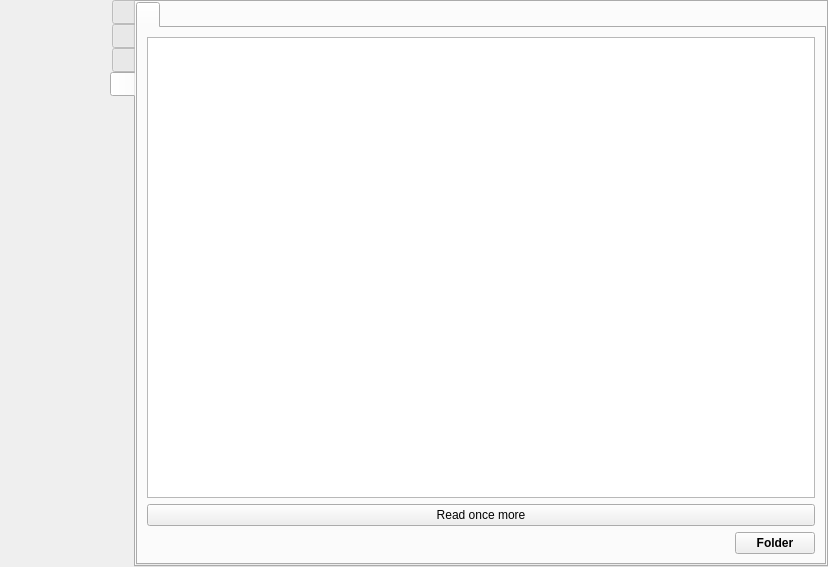
Old version of the form src/wayland/formMainWindow_wl.ui in the repository rusbomber/vokoscreenNG.
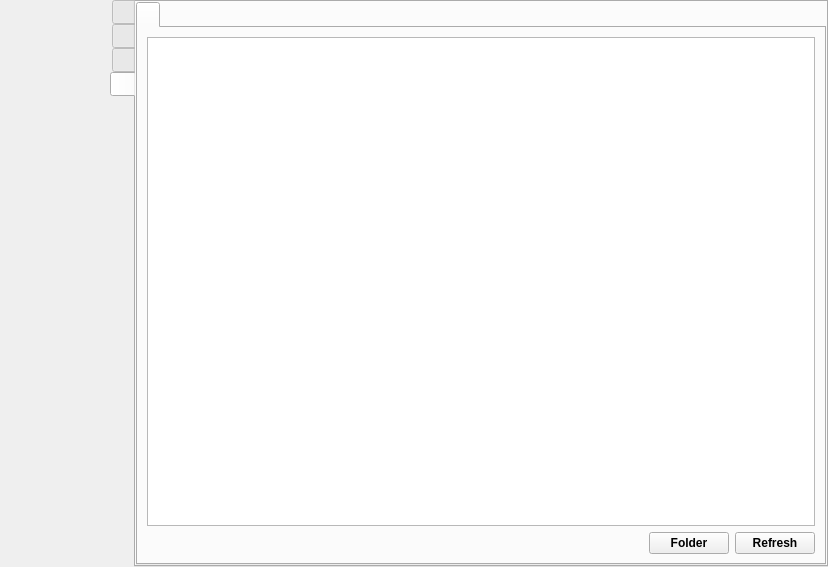
New version of the form. The open tabs and pages were chosen to show the change. Icons and pictures are not drawn.

The edit to the form file:
```diff
--- a/src/wayland/formMainWindow_wl.ui
+++ b/src/wayland/formMainWindow_wl.ui
@@ -2820,13 +2820,6 @@
               <item>
                <widget class="QTextBrowser" name="textBrowser"/>
               </item>
-              <item>
-               <widget class="QPushButton" name="pushButton">
-                <property name="text">
-                 <string>Read once more</string>
-                </property>
-               </widget>
-              </item>
               <item>
                <layout class="QHBoxLayout" name="horizontalLayout_12">
                 <item>
@@ -2854,6 +2847,18 @@
                   </property>
                  </widget>
                 </item>
+                <item>
+                 <widget class="QPushButton" name="pushButton_log_refresh">
+                  <property name="font">
+                   <font>
+                    <bold>true</bold>
+                   </font>
+                  </property>
+                  <property name="text">
+                   <string notr="true">Refresh</string>
+                  </property>
+                 </widget>
+                </item>
                </layout>
               </item>
              </layout>
```
Left out of the diff: 4 changed lines with no effect on the pictures.
